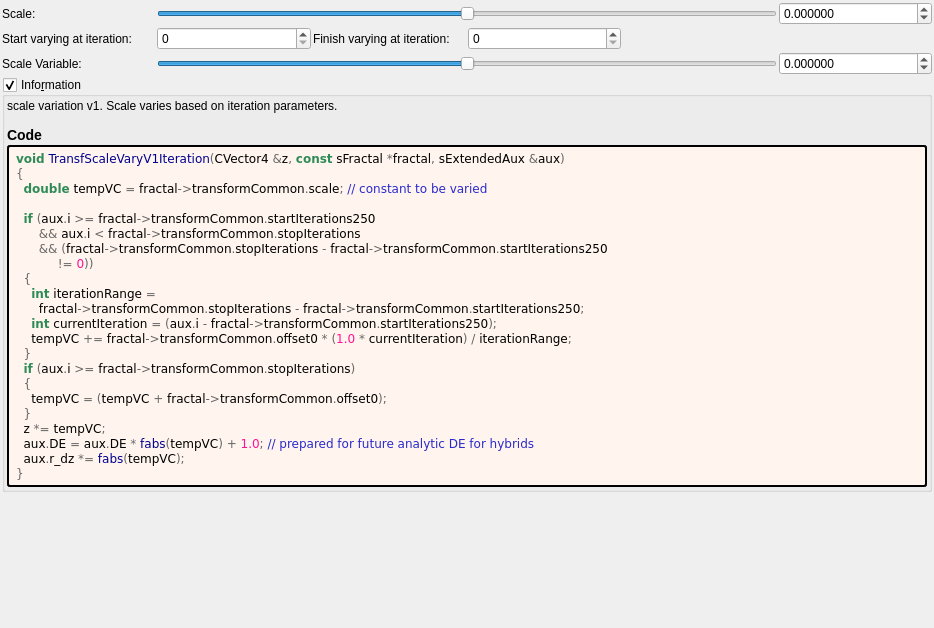
This is mandelbulber2/formula/ui/fractal_transf_scale_vary_v1.ui in buddhi1980/mandelbulber2 as Qt 5 draws it before an edit. The edited form follows.
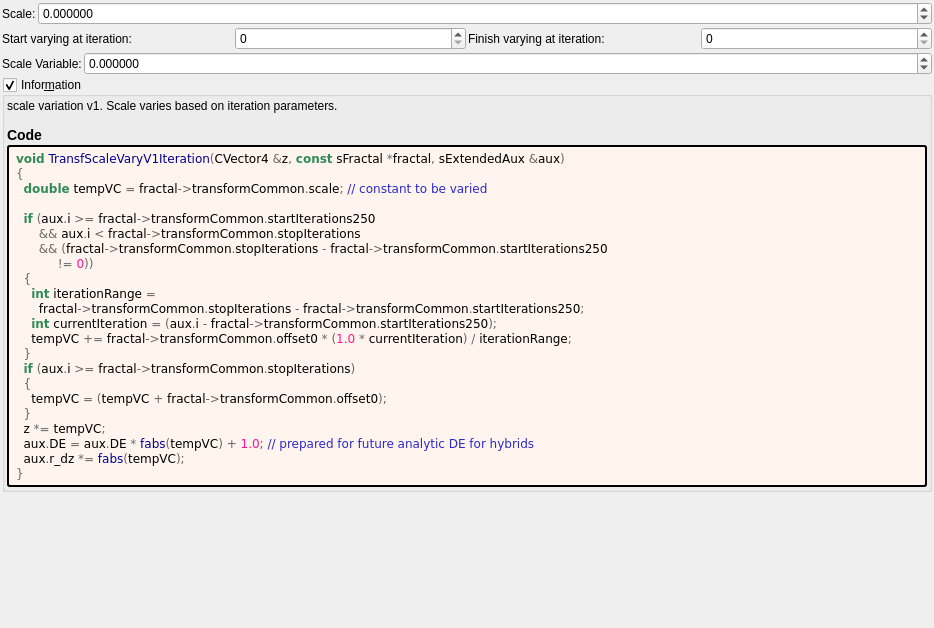
This is the edited form. Custom widgets are drawn as their Qt base class.

The edit to the form file:
```diff
--- a/mandelbulber2/formula/ui/fractal_transf_scale_vary_v1.ui
+++ b/mandelbulber2/formula/ui/fractal_transf_scale_vary_v1.ui
@@ -30,71 +30,15 @@
     <number>2</number>
    </property>
    <item>
-    <layout class="QGridLayout" name="gridLayout_36">
-     <property name="spacing">
-      <number>2</number>
-     </property>
-     <item row="1" column="2">
-      <widget class="QLabel" name="label_169">
+    <layout class="QGridLayout" name="gridLayout" columnstretch="0,1">
+     <item row="0" column="0">
+      <widget class="QLabel" name="label_92">
        <property name="text">
-        <string>Finish varying at iteration:</string>
+        <string>Scale:</string>
        </property>
       </widget>
      </item>
-     <item row="2" column="1" colspan="4">
-      <widget class="QSlider" name="slider_transf_offset_0">
-       <property name="sizePolicy">
-        <sizepolicy hsizetype="Expanding" vsizetype="Maximum">
-         <horstretch>0</horstretch>
-         <verstretch>0</verstretch>
-        </sizepolicy>
-       </property>
-       <property name="minimum">
-        <number>-5000000</number>
-       </property>
-       <property name="maximum">
-        <number>5000000</number>
-       </property>
-       <property name="value">
-        <number>0</number>
-       </property>
-       <property name="sliderPosition">
-        <number>0</number>
-       </property>
-       <property name="orientation">
-        <enum>Qt::Horizontal</enum>
-       </property>
-      </widget>
-     </item>
-     <item row="2" column="5">
-      <widget class="MyDoubleSpinBox" name="spinbox_transf_offset_0">
-       <property name="sizePolicy">
-        <sizepolicy hsizetype="Minimum" vsizetype="Maximum">
-         <horstretch>0</horstretch>
-         <verstretch>0</verstretch>
-        </sizepolicy>
-       </property>
-       <property name="prefix">
-        <string/>
-       </property>
-       <property name="suffix">
-        <string/>
-       </property>
-       <property name="decimals">
-        <number>6</number>
-       </property>
-       <property name="minimum">
-        <double>-99.000000000000000</double>
-       </property>
-       <property name="maximum">
-        <double>99.000000000000000</double>
-       </property>
-       <property name="singleStep">
-        <double>0.100000000000000</double>
-       </property>
-      </widget>
-     </item>
-     <item row="0" column="5">
+     <item row="0" column="1">
       <widget class="MyDoubleSpinBox" name="spinbox_transf_scale">
        <property name="sizePolicy">
         <sizepolicy hsizetype="Minimum" vsizetype="Maximum">
@@ -122,6 +66,23 @@
        </property>
       </widget>
      </item>
+    </layout>
+   </item>
+   <item>
+    <layout class="QGridLayout" name="gridLayout_36" columnstretch="0,0,0,0">
+     <property name="spacing">
+      <number>2</number>
+     </property>
+     <item row="1" column="0">
+      <widget class="QLabel" name="label_171">
+       <property name="text">
+        <string>Start varying at iteration:</string>
+       </property>
+       <property name="wordWrap">
+        <bool>true</bool>
+       </property>
+      </widget>
+     </item>
      <item row="1" column="3">
       <widget class="MySpinBox" name="spinboxInt_transf_stop_iterations">
        <property name="sizePolicy">
@@ -135,32 +96,13 @@
        </property>
       </widget>
      </item>
-     <item row="0" column="1" colspan="4">
-      <widget class="QSlider" name="slider_transf_scale">
-       <property name="sizePolicy">
-        <sizepolicy hsizetype="Expanding" vsizetype="Maximum">
-         <horstretch>0</horstretch>
-         <verstretch>0</verstretch>
-        </sizepolicy>
-       </property>
-       <property name="minimum">
-        <number>-5000000</number>
-       </property>
-       <property name="maximum">
-        <number>5000000</number>
-       </property>
-       <property name="singleStep">
-        <number>1</number>
-       </property>
-       <property name="orientation">
-        <enum>Qt::Horizontal</enum>
-       </property>
-      </widget>
-     </item>
-     <item row="0" column="0">
-      <widget class="QLabel" name="label_92">
+     <item row="1" column="2">
+      <widget class="QLabel" name="label_169">
        <property name="text">
-        <string>Scale:</string>
+        <string>Finish varying at iteration:</string>
+       </property>
+       <property name="wordWrap">
+        <bool>true</bool>
        </property>
       </widget>
      </item>
@@ -177,39 +119,51 @@
        </property>
       </widget>
      </item>
-     <item row="2" column="0">
+    </layout>
+   </item>
+   <item>
+    <layout class="QGridLayout" name="gridLayout_2" columnstretch="0,1">
+     <item row="0" column="0">
       <widget class="QLabel" name="label_81">
        <property name="text">
         <string>Scale Variable:</string>
        </property>
       </widget>
      </item>
-     <item row="1" column="0">
-      <widget class="QLabel" name="label_171">
-       <property name="text">
-        <string>Start varying at iteration:</string>
+     <item row="0" column="1">
+      <widget class="MyDoubleSpinBox" name="spinbox_transf_offset_0">
+       <property name="sizePolicy">
+        <sizepolicy hsizetype="Minimum" vsizetype="Maximum">
+         <horstretch>0</horstretch>
+         <verstretch>0</verstretch>
+        </sizepolicy>
+       </property>
+       <property name="prefix">
+        <string/>
+       </property>
+       <property name="suffix">
+        <string/>
+       </property>
+       <property name="decimals">
+        <number>6</number>
+       </property>
+       <property name="minimum">
+        <double>-99.000000000000000</double>
+       </property>
+       <property name="maximum">
+        <double>99.000000000000000</double>
+       </property>
+       <property name="singleStep">
+        <double>0.100000000000000</double>
        </property>
       </widget>
      </item>
-     <item row="1" column="4" colspan="2">
-      <spacer name="horizontalSpacer_17">
-       <property name="orientation">
-        <enum>Qt::Horizontal</enum>
-       </property>
-       <property name="sizeHint" stdset="0">
-        <size>
-         <width>40</width>
-         <height>20</height>
-        </size>
-       </property>
-      </spacer>
-     </item>
     </layout>
    </item>
    <item>
     <widget class="MyGroupBox" name="groupCheck_info">
      <property name="title">
-      <string>Info&amp;rmation</string>
+      <string>Infor&amp;mation</string>
      </property>
      <property name="flat">
       <bool>false</bool>
```
Left out of the diff: 6 changed lines with no effect on the pictures.
